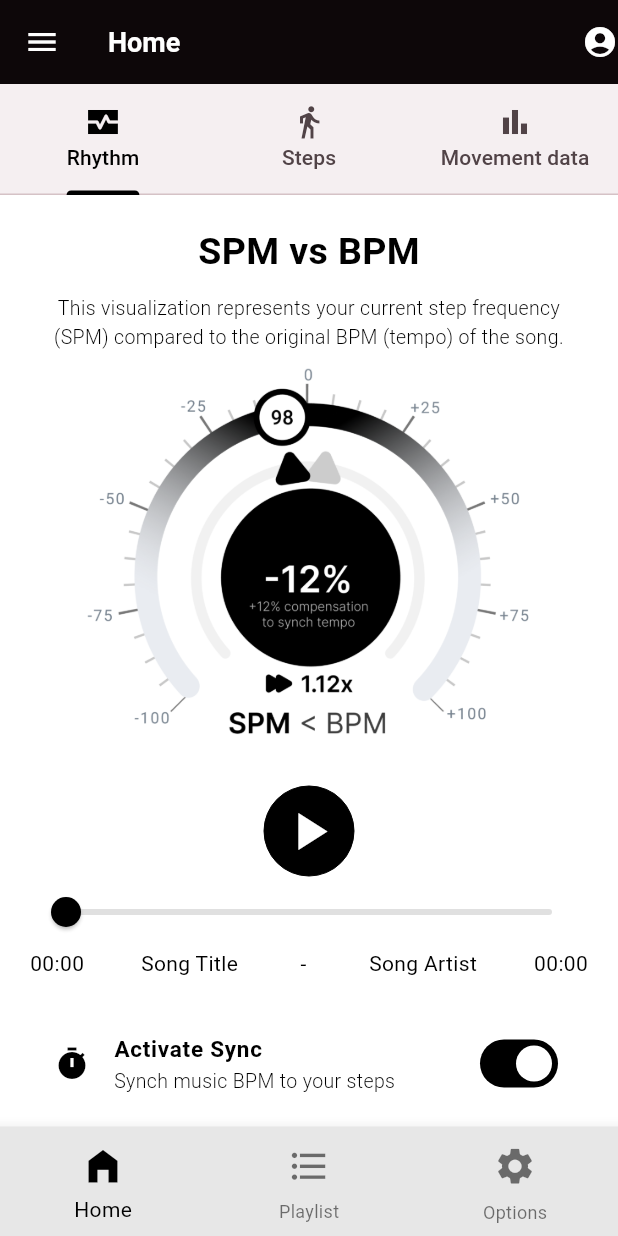
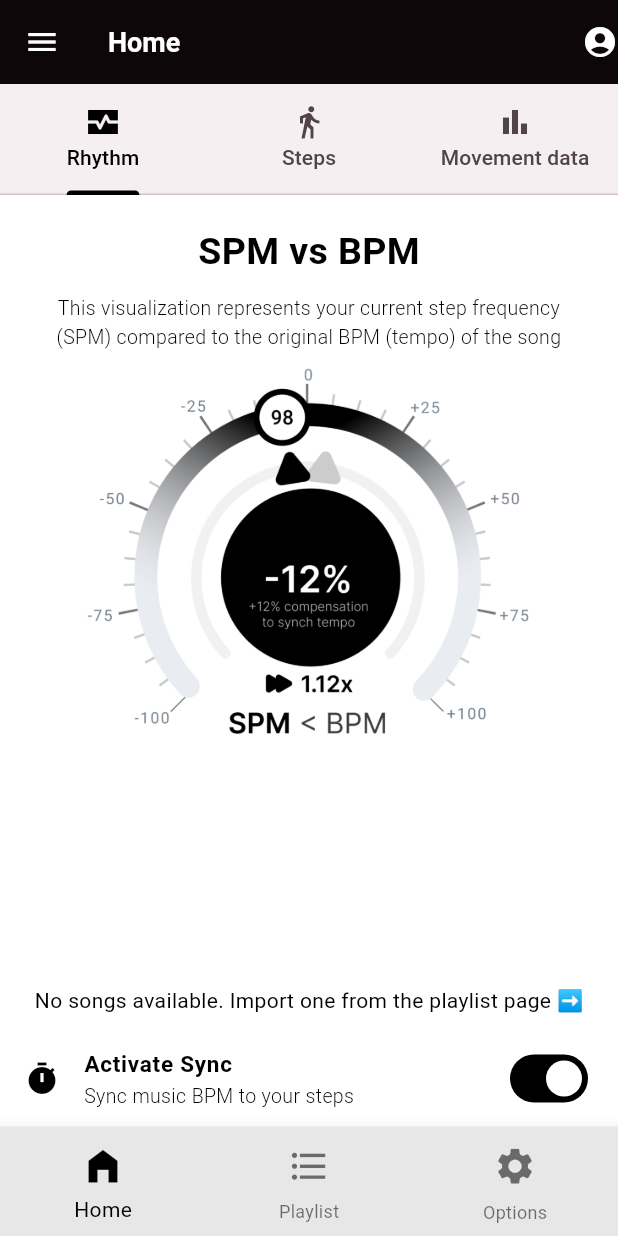
Before and after one commit to SamMed05/music_pedometer_ui, a Flutter app: the screen it shows after launch, on a phone screen of 412 x 824 dp. Run offline on Flutter 3.47's test engine with Material 3 defaults, Android fonts, the phone set to English and light mode, and no system bars; our stand-ins replace file_picker, get, just_audio, just_audio_background, package_info_plus.

Commit message:
Add just_audio_background, add BPM dialog and fix snackbar

```diff
--- a/lib/audio_player_widget.dart
+++ b/lib/audio_player_widget.dart
@@ -1,5 +1,6 @@
 import 'package:flutter/material.dart';
 import 'package:just_audio/just_audio.dart';
+import 'package:just_audio_background/just_audio_background.dart';
 
 class AudioPlayerWidget extends StatefulWidget {
   final String url;
@@ -28,11 +29,11 @@ class AudioPlayerWidget extends StatefulWidget {
 
 class _AudioPlayerWidgetState extends State<AudioPlayerWidget> {
   // AudioPlayer audioPlayer = AudioPlayer();
-  late AudioPlayer audioPlayer;
+  final audioPlayer = AudioPlayer();
   bool _isPlaying = false;
   bool _isLooping = false;
+  Duration position = Duration.zero;
   Duration duration = Duration.zero;
-  Duration position = Duration.zero;
 
   // @override
   // void initState() {
@@ -41,19 +42,48 @@ class _AudioPlayerWidgetState extends State<AudioPlayerWidget> {
   @override
   void initState() {
     super.initState();
-    audioPlayer = AudioPlayer();
+
+    // Listen to states: playing, paused, stopped
+    audioPlayer.playerStateStream.listen((playerState) {
+      setState(() {
+        _isPlaying = playerState == playerState.playing;
+        // totalDuration = audioPlayer.duration ?? Duration.zero;
+        // currentPosition = audioPlayer.position ?? Duration.zero;
+      });
+    });
+
+    // Listen for duration changes
+    audioPlayer.durationStream.listen((newDuration) {
+      // if (mounted) {
+        // Check the "mounted" property of this object before calling setState() to ensure the object is still in the tree
+        setState(() {
+          duration = newDuration ?? Duration.zero;
+        });
+      // }
+    });
+
+    audioPlayer.positionStream.listen((newPosition) {
+      setState(() {
+          position = newPosition;
+        });
+    });
 
     // Set initial loop mode
     audioPlayer.setLoopMode(_isLooping ? LoopMode.one : LoopMode.off);
 
-    audioPlayer.positionStream.listen((duration) {
-      if (mounted) {
-        // Check the "mounted" property of this object before calling setState() to ensure the object is still in the tree
-        setState(() {
-          this.duration = duration ?? Duration.zero;
-        });
-      }
-    });
+    // Set the audio source with the MediaItem tag
+    audioPlayer.setAudioSource(
+      AudioSource.uri(
+        Uri.parse(widget.url),
+        tag: MediaItem(
+          id: '1',  // Assign a unique ID for each media item
+          album: 'Album name',
+          title: widget.songTitle,
+          artist: widget.songArtist,
+          artUri: Uri.parse('https://example.com/albumart.jpg'),  // Replace with your album art URL
+        ),
+      ),
+    );
   }
 
   @override
@@ -62,25 +92,15 @@ class _AudioPlayerWidgetState extends State<AudioPlayerWidget> {
     super.dispose();
   }
 
-  // void _togglePlayback()  {
-  //   if (_isPlaying) {
-  //      audioPlayer.pause();
-  //   } else {
-  //      audioPlayer.setUrl(widget.url);
-  //      audioPlayer.play();
-
-  //     setState(() {
-  //       _isPlaying = !_isPlaying;
-  //     });
-  //   }
-  // }
-
-  void _togglePlayback()  {
+  void _togglePlayback() {
     if (_isPlaying) {
        audioPlayer.pause();
     } else {
-       audioPlayer.setUrl(widget.url);
+      //  audioPlayer.setUrl(widget.url);
        audioPlayer.play();
+      //  setState(() {
+      //    _isPlaying = !_isPlaying;
+      //  });
     }
 
     if (mounted) {
@@ -90,7 +110,7 @@ class _AudioPlayerWidgetState extends State<AudioPlayerWidget> {
     }
   }
 
-  // void _toggleLoopMode()  {
+  // void _toggleLoopMode() {
   //   _isLooping = !_isLooping;
   //    audioPlayer.setLoopMode(_isLooping ? LoopMode.one : LoopMode.off);
 
@@ -176,7 +196,7 @@ class _AudioPlayerWidgetState extends State<AudioPlayerWidget> {
                                   // '$widget.songArtist',
                                   widget.songArtist,
                                 ),
-                                Text(formatTime(duration)),
+                                Text(formatTime(duration)), // Or duration - position to get the remaining time of the song
                               ],
                             ),
                             SizedBox(height: 5),
--- a/lib/home_screen.dart
+++ b/lib/home_screen.dart
@@ -2,6 +2,8 @@ import 'package:flutter/material.dart';
 import 'package:just_audio/just_audio.dart';
 import 'audio_player_widget.dart';
 // import 'playlist.dart'; // To play the song loaded from the playlist
+import 'models/song_model.dart';
+// import 'package:just_audio_background/just_audio_background.dart';
 
 class HomeScreen extends StatefulWidget {
   @override
@@ -10,6 +12,24 @@ class HomeScreen extends StatefulWidget {
 
 class _HomeScreenState extends State<HomeScreen> {
   double playbackRate = 1;
+
+
+  // Get the most recently added song
+  late SongModel? mostRecentSong;
+
+  @override
+  void initState() {
+    super.initState();
+    // Initialize the most recent song
+    mostRecentSong = SongModel.getMostRecentSong();
+  }
+
+  void _updateMostRecentSong() {
+    setState(() {
+      mostRecentSong = SongModel.getMostRecentSong();
+    });
+  }
+
 
   @override
   Widget build(BuildContext context) {
@@ -40,8 +60,8 @@ class _HomeScreenState extends State<HomeScreen> {
         ),
         body: Column(
           children: [
-            Expanded(
-              child: TabBarView( // Without this everything is white
+            Expanded( // Without this everything is white
+              child: TabBarView(
                 children: <Widget>[
                   Column(
                     mainAxisAlignment: MainAxisAlignment.start,
@@ -71,7 +91,7 @@ class _HomeScreenState extends State<HomeScreen> {
                         child: Align(
                           alignment: Alignment.center,
                           child: Text(
-                            "This visualization represents your current step frequency (SPM) compared to the original BPM (tempo) of the song.",
+                            "This visualization represents your current step frequency (SPM) compared to the original BPM (tempo) of the song",
                             textAlign: TextAlign.center,
                             overflow: TextOverflow.clip,
                             style: TextStyle(
@@ -109,24 +129,27 @@ class _HomeScreenState extends State<HomeScreen> {
               ),
             ),
             Padding(
-              // TODO It's maybe better to implement the audio fetching outside in a separate function
               padding: EdgeInsets.symmetric(vertical: 10, horizontal: 20),
-              child: AudioPlayerWidget(
-                url: Uri.parse("asset:///assets/audio-example.mp3").toString(),
-                // iconColor: Color(0xff000000),
-                // activeTrackColor: Color(0xff000000),
-                // inactiveTrackColor: Color(0xffe0e0e0),
-                // thumbColor: Color(0xff000000),
-                // iconSize: 42,
-                songTitle: "Song Title",
-                songArtist: "Song Artist",
+              child: Column(
+                children: [
+                  // AudioPlayerWidget(
+                  //   url: Uri.parse("asset:///assets/audio-example.mp3").toString(),
+                  //   songTitle: "Song Title",
+                  //   songArtist: "Song Artist",
+                  // ),
+                  mostRecentSong != null
+                    ? AudioPlayerWidget(
+                        url: Uri.parse(mostRecentSong!.sourceFilePath).toString(),
+                        songTitle: mostRecentSong!.songName,
+                        songArtist: mostRecentSong!.artistName,
+                      )
+                    : Text("No songs available. Import one from the playlist page ➡️"),
+                ],
               ),
             ),
           ],
         ),
-        bottomNavigationBar: Padding(
-          padding: EdgeInsets.symmetric(vertical: 10, horizontal: 20),
-          child: SwitchListTile(
+        bottomNavigationBar: SwitchListTile(
           value: true,
           title: Text(
             "Activate Sync",
@@ -139,7 +162,7 @@ class _HomeScreenState extends State<HomeScreen> {
             textAlign: TextAlign.start,
           ),
           subtitle: Text(
-              "Synch music BPM to your steps",
+            "Sync music BPM to your steps",
             style: TextStyle(
               fontWeight: FontWeight.w300,
               fontStyle: FontStyle.normal,
@@ -164,7 +187,6 @@ class _HomeScreenState extends State<HomeScreen> {
           selectedTileColor: Color(0x42000000),
         ),
       ),
-      ),
     );
   }
 }
--- a/lib/models/song_model.dart
+++ b/lib/models/song_model.dart
@@ -19,10 +19,7 @@ class SongModel {
     required this.BPM,
   });
 
-  static List<SongModel> getSongs() { // With static this method can be accessed without instantiating the class
-    List<SongModel> songs = [];
-
-    songs.add(
+  static List<SongModel> _songs = [  // With "static" this method can be accessed without instantiating the class
     SongModel(
       isSelected: true,
       coverImage: AssetImage("assets/images/music-icon.png"),
@@ -30,9 +27,7 @@ class SongModel {
       songName: "Song 1",
       artistName: "Artist 1",
       BPM: 135
-      )
-    );
-    songs.add(
+    ),
     SongModel(
       isSelected: false,
       coverImage: AssetImage("assets/images/music-icon.png"),
@@ -40,9 +35,7 @@ class SongModel {
       songName: "Song 2",
       artistName: "Artist 2",
       BPM: 90
-      )
-    );
-    songs.add(
+    ),
     SongModel(
       isSelected: true,
       coverImage: AssetImage("assets/images/music-icon.png"),
@@ -50,10 +43,25 @@ class SongModel {
       songName: "Song 3",
       artistName: "Artist 3",
       BPM: 122
-      )
-    );
-    // songs.add( ...
+    ),
+  ];
 
-    return songs;
+  static SongModel? _mostRecentSong;
+
+  // Get all songs
+  static List<SongModel> getSongs() {
+    return _songs;
+  }
+
+  // Add a new song
+  static void addSong(SongModel song) {
+    _songs.add(song);
+
+    _mostRecentSong = song;
+  }
+
+  // Get most recent song
+  static SongModel? getMostRecentSong() {
+    return _mostRecentSong;
   }
 }
--- a/pubspec.yaml
+++ b/pubspec.yaml
@@ -1,7 +1,7 @@
 name: music_pedometer_ui
 description: "A new Flutter project."
 publish_to: 'none'
-version: 0.1.4
+version: 0.1.5
 
 environment:
   sdk: '>=3.4.4 <4.0.0'
@@ -16,6 +16,7 @@ dependencies:
   #shared_preferences: ^2.0.9
   file_picker: ^5.3.1
   package_info_plus: ^8.0.1
+  just_audio_background: ^0.0.1-beta.13
 
 dev_dependencies:
   flutter_test:
```
Also changed, not shown: lib/main.dart (+13 -1 lines), lib/playlist.dart (+147 -39 lines), pubspec.lock, 3 other files. Lines whose indentation alone changed are shown as unchanged.
